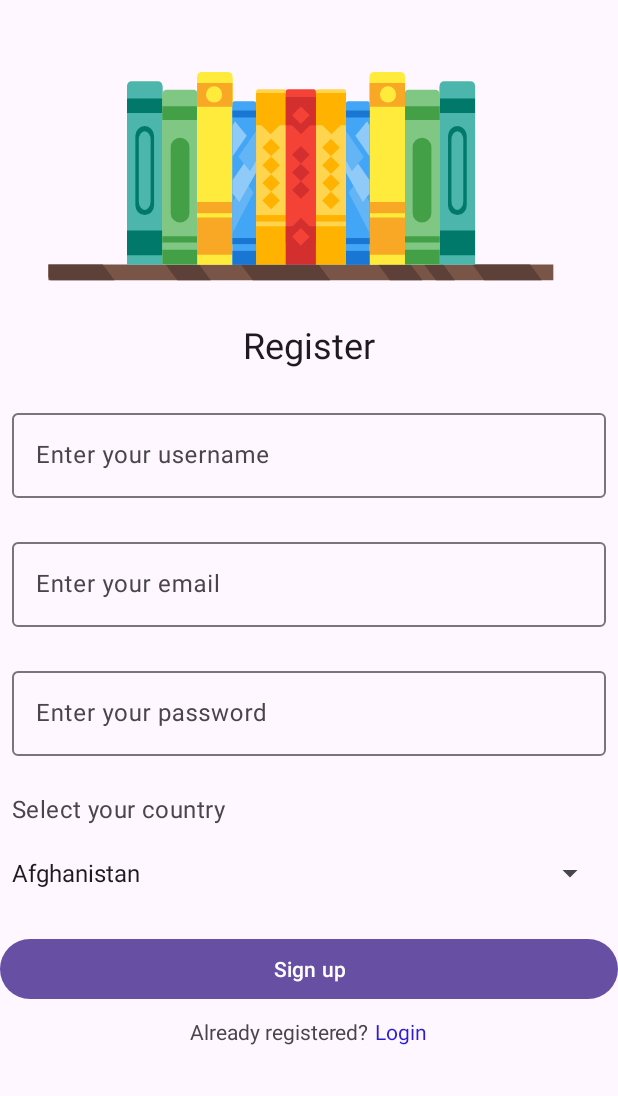
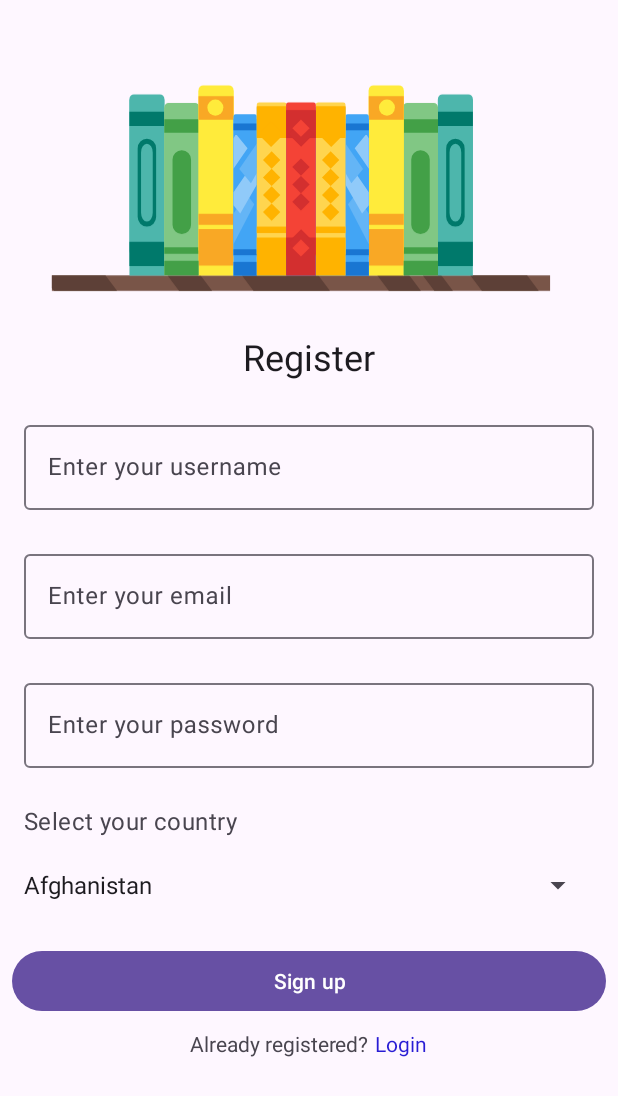
Before and after one commit to Stalin0305/BookShelfApp, an Android app: the RegistrationFragment screen opened through its navigation route, on a phone screen of 412 x 824 dp. Shown: the top 1096 px of the screen. Run offline under Robolectric (Android 15) with nearby library versions, the phone set to English and light mode, and no system bars; our stand-ins replace Dagger/Hilt's generated code, Firebase (no records; nobody signed in at launch, a user with empty details on screens opened directly).

Commit message:
Fixed UI issues

```diff
--- a/app/src/main/res/layout/fragment_registration.xml
+++ b/app/src/main/res/layout/fragment_registration.xml
@@ -1,43 +1,52 @@
 <?xml version="1.0" encoding="utf-8"?>
 <androidx.constraintlayout.widget.ConstraintLayout xmlns:android="http://schemas.android.com/apk/res/android"
+    xmlns:app="http://schemas.android.com/apk/res-auto"
     xmlns:tools="http://schemas.android.com/tools"
     android:layout_width="match_parent"
     android:layout_height="match_parent"
-    xmlns:app="http://schemas.android.com/apk/res-auto"
     tools:context=".presentation.auth.RegistrationFragment">
+
+    <ScrollView
+        android:layout_width="match_parent"
+        android:layout_height="match_parent">
+
+        <androidx.constraintlayout.widget.ConstraintLayout
+            android:layout_width="match_parent"
+            android:layout_height="wrap_content"
+            android:padding="@dimen/eight_dp">
 
             <ImageView
                 android:id="@+id/logo"
                 android:layout_width="match_parent"
                 android:layout_height="wrap_content"
+                android:layout_marginTop="@dimen/twenty_four_dp"
                 android:src="@drawable/bookshelf"
-        app:layout_constraintTop_toTopOf="parent"
                 app:layout_constraintStart_toStartOf="parent"
-        android:layout_marginTop="@dimen/twenty_four_dp"/>
+                app:layout_constraintTop_toTopOf="parent" />
 
             <com.google.android.material.textview.MaterialTextView
                 android:id="@+id/tvSignUp"
+                style="@style/MaterialAlertDialog.Material3.Title.Text"
                 android:layout_width="match_parent"
                 android:layout_height="wrap_content"
-        app:layout_constraintTop_toBottomOf="@id/logo"
-        style="@style/MaterialAlertDialog.Material3.Title.Text"
                 android:text="Register"
-        android:textAlignment="center"/>
+                android:textAlignment="center"
+                app:layout_constraintTop_toBottomOf="@id/logo" />
 
             <com.google.android.material.textfield.TextInputLayout
                 android:id="@+id/etUserName"
                 android:layout_width="match_parent"
                 android:layout_height="wrap_content"
+                android:layout_marginHorizontal="@dimen/eight_dp"
+                android:layout_marginTop="@dimen/twenty_four_dp"
                 android:hint="@string/enter_your_username"
-        android:layout_marginTop="@dimen/twenty_four_dp"
-        android:layout_marginHorizontal="@dimen/eight_dp"
-        app:layout_constraintTop_toBottomOf="@+id/tvSignUp"
-        app:layout_constraintStart_toStartOf="parent">
+                app:layout_constraintStart_toStartOf="parent"
+                app:layout_constraintTop_toBottomOf="@+id/tvSignUp">
 
                 <com.google.android.material.textfield.TextInputEditText
                     android:layout_width="match_parent"
                     android:layout_height="match_parent"
-            android:inputType="textPersonName"/>
+                    android:inputType="textPersonName" />
 
             </com.google.android.material.textfield.TextInputLayout>
 
@@ -45,16 +54,16 @@
                 android:id="@+id/etEmail"
                 android:layout_width="match_parent"
                 android:layout_height="wrap_content"
+                android:layout_marginHorizontal="@dimen/eight_dp"
+                android:layout_marginTop="@dimen/twenty_four_dp"
                 android:hint="@string/enter_your_email"
-        android:layout_marginTop="@dimen/twenty_four_dp"
-        android:layout_marginHorizontal="@dimen/eight_dp"
-        app:layout_constraintTop_toBottomOf="@+id/etUserName"
-        app:layout_constraintStart_toStartOf="parent">
+                app:layout_constraintStart_toStartOf="parent"
+                app:layout_constraintTop_toBottomOf="@+id/etUserName">
 
                 <com.google.android.material.textfield.TextInputEditText
                     android:layout_width="match_parent"
                     android:layout_height="match_parent"
-            android:inputType="textEmailAddress"/>
+                    android:inputType="textEmailAddress" />
 
             </com.google.android.material.textfield.TextInputLayout>
 
@@ -62,16 +71,16 @@
                 android:id="@+id/etPassword"
                 android:layout_width="match_parent"
                 android:layout_height="wrap_content"
+                android:layout_marginHorizontal="@dimen/eight_dp"
+                android:layout_marginTop="@dimen/twenty_four_dp"
                 android:hint="@string/enter_your_password"
-        android:layout_marginTop="@dimen/twenty_four_dp"
-        android:layout_marginHorizontal="@dimen/eight_dp"
-        app:layout_constraintTop_toBottomOf="@+id/etEmail"
-        app:layout_constraintStart_toStartOf="parent">
+                app:layout_constraintStart_toStartOf="parent"
+                app:layout_constraintTop_toBottomOf="@+id/etEmail">
 
                 <com.google.android.material.textfield.TextInputEditText
                     android:layout_width="match_parent"
                     android:layout_height="match_parent"
-            android:inputType="textPassword"/>
+                    android:inputType="textPassword" />
 
             </com.google.android.material.textfield.TextInputLayout>
 
@@ -79,30 +88,30 @@
                 android:id="@+id/ll_country_layout"
                 android:layout_width="match_parent"
                 android:layout_height="wrap_content"
+                android:layout_marginTop="@dimen/sixteen_dp"
                 android:orientation="vertical"
-        android:layout_marginTop="@dimen/sixteen_dp"
                 app:layout_constraintTop_toBottomOf="@id/etPassword">
 
                 <com.google.android.material.textview.MaterialTextView
                     android:id="@+id/spinnerLabel"
+                    style="@style/MaterialAlertDialog.Material3.Body.Text"
                     android:layout_width="wrap_content"
                     android:layout_height="wrap_content"
+                    android:layout_marginVertical="@dimen/eight_dp"
+                    android:layout_marginStart="@dimen/eight_dp"
                     android:text="@string/select_your_country"
                     android:textSize="@dimen/sixteen_sp"
-            style="@style/MaterialAlertDialog.Material3.Body.Text"
-            android:layout_marginStart="@dimen/eight_dp"
-            android:layout_marginVertical="@dimen/eight_dp"
                     app:layout_constraintStart_toStartOf="parent"
-            app:layout_constraintTop_toBottomOf="@+id/etPassword"/>
+                    app:layout_constraintTop_toBottomOf="@+id/etPassword" />
 
                 <androidx.appcompat.widget.AppCompatSpinner
                     android:id="@+id/countrySpinner"
                     android:layout_width="match_parent"
                     android:layout_height="wrap_content"
+                    android:layout_marginEnd="@dimen/eight_dp"
                     android:textAlignment="center"
-            android:layout_marginEnd="@dimen/eight_dp"
                     app:layout_constraintStart_toEndOf="@id/spinnerLabel"
-            app:layout_constraintTop_toBottomOf="@+id/etPassword"/>
+                    app:layout_constraintTop_toBottomOf="@+id/etPassword" />
 
             </androidx.appcompat.widget.LinearLayoutCompat>
 
@@ -110,10 +119,10 @@
                 android:id="@+id/signupButton"
                 android:layout_width="match_parent"
                 android:layout_height="wrap_content"
+                android:layout_marginTop="@dimen/sixteen_dp"
                 android:text="@string/sign_up"
-        android:layout_marginTop="@dimen/sixteen_dp"
-        app:layout_constraintTop_toBottomOf="@id/ll_country_layout"
-        app:layout_constraintStart_toStartOf="parent"/>
+                app:layout_constraintStart_toStartOf="parent"
+                app:layout_constraintTop_toBottomOf="@id/ll_country_layout" />
 
             <androidx.appcompat.widget.LinearLayoutCompat
                 android:id="@+id/llLoginPage"
@@ -127,21 +136,26 @@
                     android:id="@+id/tvLoginPage"
                     android:layout_width="wrap_content"
                     android:layout_height="wrap_content"
-            android:text="@string/already_registered"/>
+                    android:text="@string/already_registered" />
 
                 <com.google.android.material.textview.MaterialTextView
                     android:id="@+id/tvLoginButton"
                     android:layout_width="wrap_content"
                     android:layout_height="wrap_content"
+                    android:layout_marginStart="@dimen/four_dp"
                     android:text="@string/login"
-            android:layout_marginStart="@dimen/four_dp"
-            android:textColor="@color/dark_blue"/>
+                    android:textColor="@color/dark_blue" />
 
             </androidx.appcompat.widget.LinearLayoutCompat>
+
+        </androidx.constraintlayout.widget.ConstraintLayout>
+
+    </ScrollView>
+
 
     <include
         android:id="@+id/progress_bar"
         layout="@layout/layout_progressbar"
-        android:visibility="gone"/>
+        android:visibility="gone" />
 
 </androidx.constraintlayout.widget.ConstraintLayout>
```
Also changed, not shown: app/src/main/java/com/example/bookshelfapp/presentation/bookshelf/BookDetailFragment.kt (+4 -9 lines), app/src/main/java/com/example/bookshelfapp/presentation/bookshelf/BookShelfViewModel.kt (+23 -0 lines), app/src/main/res/layout/fragment_book_detail.xml (+20 -5 lines), app/src/main/res/layout/fragment_login.xml (+17 -0 lines). Lines whose indentation alone changed are shown as unchanged.
